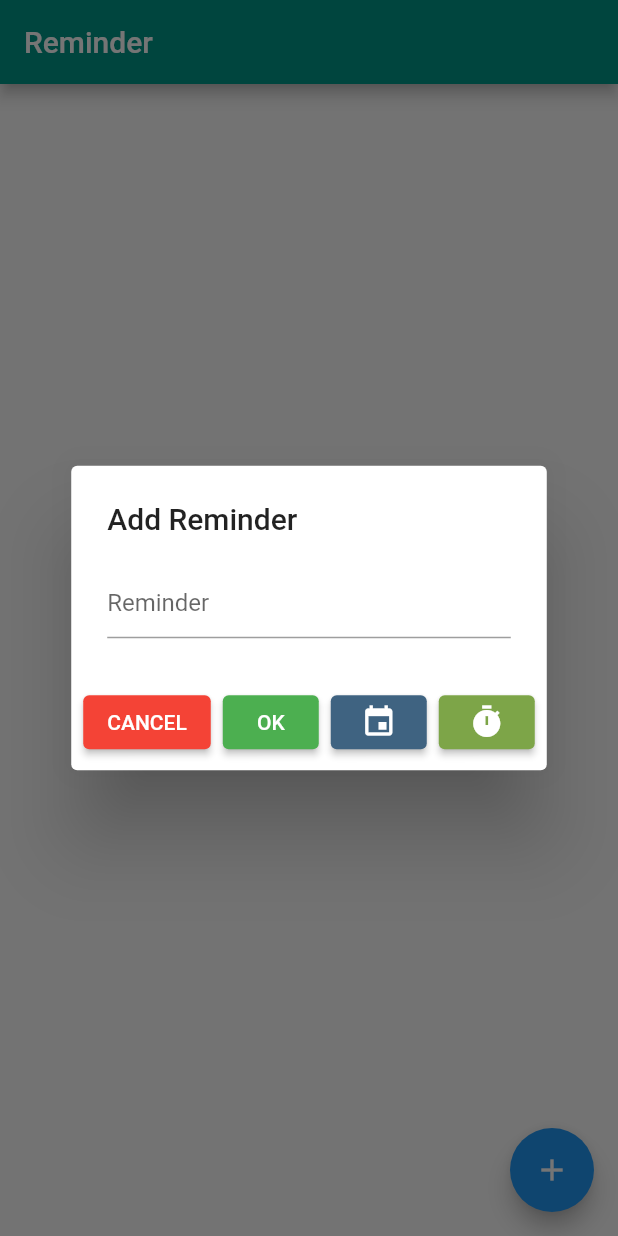
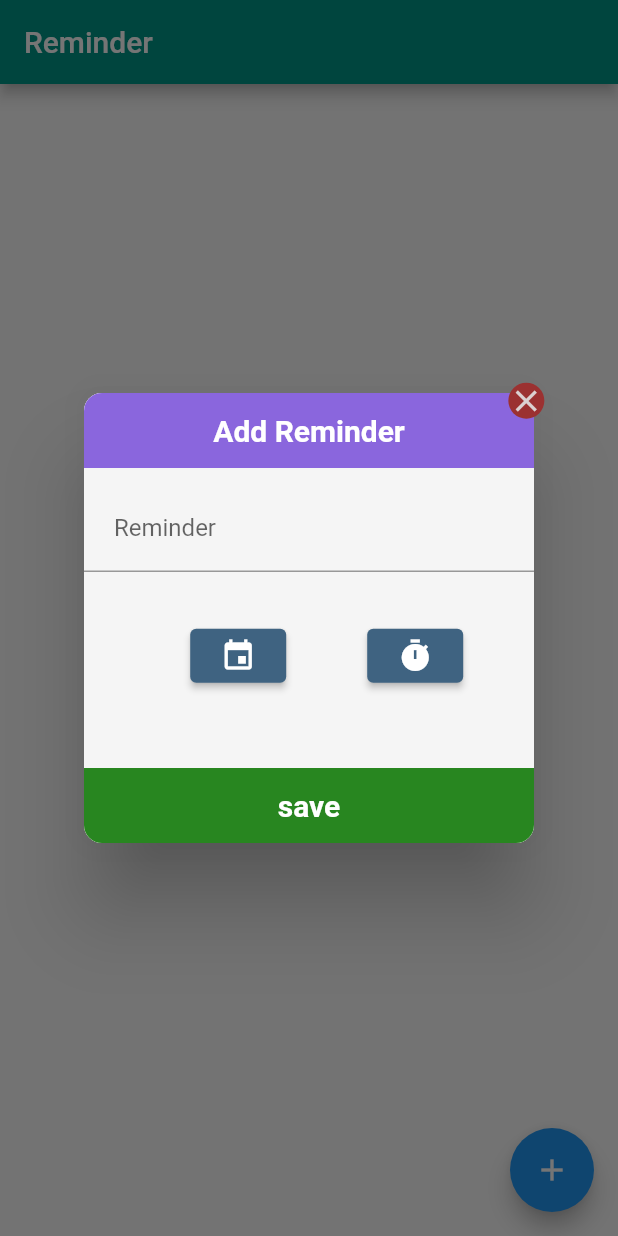
Before and after one commit to archana1304/ReminderApp, a Flutter app: the screen it shows after launch, after a tap on the "add" icon, on a phone screen of 412 x 824 dp. Run offline on Flutter 3.47's test engine with Material 2 defaults, Android fonts, the phone set to English and light mode, and no system bars; our stand-ins replace flutter_local_notifications, rxdart, sqflite, timezone; missing offline and left inert: dart:ffi; accounts and stored records are empty.

Commit message:
Working files with close button with UI

```diff
--- a/reminderapp/lib/main.dart
+++ b/reminderapp/lib/main.dart
@@ -89,29 +89,181 @@ class _MyHomePageState extends State<MyHomePage> {
   }
 
   Future<void> _displayTextInputDialog(BuildContext context) async {
+    Dialog fancyDialog = Dialog(
+      shape: RoundedRectangleBorder(
+        borderRadius: BorderRadius.circular(12.0),
+      ),
+      child: Container(
+        decoration: BoxDecoration(
+          borderRadius: BorderRadius.circular(20.0),
+        ),
+        height: 300.0,
+        width: 300.0,
+        child: Stack(
+          children: <Widget>[
+            Container(
+              width: double.infinity,
+              height: 300,
+              decoration: BoxDecoration(
+                color: Colors.grey[100],
+                borderRadius: BorderRadius.circular(12.0),
+              ),
+            ),
+            Container(
+              padding: EdgeInsets.fromLTRB(1.0, 2.0, 1.0, 2.0),
+              width: double.infinity,
+              height: 50,
+              alignment: Alignment.bottomCenter,
+              decoration: BoxDecoration(
+                color: Color.fromARGB(255, 138, 102, 221),
+                borderRadius: BorderRadius.only(
+                  topLeft: Radius.circular(12),
+                  topRight: Radius.circular(12),
+                ),
+              ),
+              child: Align(
+                alignment: Alignment.center,
+                child: Text(
+                  "Add Reminder",
+                  style: TextStyle(
+                      color: Colors.white,
+                      fontSize: 20,
+                      fontWeight: FontWeight.w600),
+                ),
+              ),
+            ),
+            Align(
+              alignment: Alignment(0.5, -0.5),
+              child: TextField(
+              controller: _textFieldController,
+              onSubmitted: (text) {},
+              decoration: const InputDecoration(hintText: "Reminder",contentPadding: EdgeInsets.all(20)),
+            ),
+            ),
+            Align(
+              alignment: Alignment(-0.4,0.2),
+              child: ElevatedButton(
+                child: const Icon(Icons.event),
+                style: ElevatedButton.styleFrom(
+                  onPrimary: Colors.white,
+                  primary: const Color.fromARGB(255, 63, 99, 129),
+                ),
+                onPressed: () {
+                  _selectDate(context);
+                },
+              ),
+            ),
+            Align(
+              alignment: Alignment(0.6,0.2),
+              child: ElevatedButton(
+                child: const Icon(Icons.timer),
+                style: ElevatedButton.styleFrom(
+                  onPrimary: Colors.white,
+                  primary: const Color.fromARGB(255, 63, 99, 129),
+                ),
+                onPressed: () {
+                  _selectTime(context);
+                },
+              ),
+            ),
+            Align(
+              alignment: Alignment.bottomCenter,
+              child: InkWell(
+                onTap: () {
+                  setState(() {
+                    _reminder.add(_textFieldController.text);
+                    Navigator.pop(context);
+
+                    var reminderInfo = ReminderInfo(
+                      title: _textFieldController.text,
+                      reminderDate: selectedDate,
+                      reminderTime: selectedTime,
+                    );
+                    _reminderHelper.insertReminder(reminderInfo).then((value) =>
+                        {_notificationClass.scheduleNotifications(value)});
+                    isDirty;
+                    _textFieldController.clear();
+                  });
+                },
+                child: Container(
+                  width: double.infinity,
+                  height: 50,
+                  decoration: BoxDecoration(
+                    color: Color.fromARGB(255, 40, 134, 32),
+                    borderRadius: BorderRadius.only(
+                      bottomLeft: Radius.circular(12),
+                      bottomRight: Radius.circular(12),
+                    ),
+                  ),
+                  child: Align(
+                    alignment: Alignment.center,
+                    child: Text(
+                      "save",
+                      style: TextStyle(
+                          color: Colors.white,
+                          fontSize: 20,
+                          fontWeight: FontWeight.w600),
+                    ),
+                  ),
+                ),
+              ),
+            ),
+            Align(
+              // These values are based on trial & error method
+              alignment: Alignment(1.05, -1.05),
+              child: InkWell(
+                onTap: () {
+                  Navigator.pop(context);
+                },
+                child: Container(
+                  decoration: BoxDecoration(
+                    color: Color.fromARGB(255, 155, 49, 49),
+                    borderRadius: BorderRadius.circular(12),
+                  ),
+                  child: Icon(
+                    Icons.close,
+                    color: Color.fromARGB(255, 219, 209, 209),
+                  ),
+
+                ),
+              ),
+            ),
+          ],
+        ),
+      ),
+    );
+    showDialog(
+        context: context, builder: (BuildContext context) => fancyDialog);
+  }
+  /*Future<void> _displayTextInputDialog(BuildContext context) async {
     return showDialog(
         context: context,
         builder: (context) {
           return AlertDialog(
             title: const Text('Add Reminder'),
+            // actions: <Widget>[
+            // ElevatedButton(
+            //   onPressed:()=> Navigator.pop(context,true) ,
+            //   child: Icon (Icons.close)),
+            // ]
             content: TextField(
               controller: _textFieldController,
               onSubmitted: (text) {},
               decoration: const InputDecoration(hintText: "Reminder"),
             ),
             actions: <Widget>[
-              ElevatedButton(
-                child: const Text('CANCEL'),
-                style: ElevatedButton.styleFrom(
-                  onPrimary: Colors.white,
-                  primary: Colors.red,
-                ),
-                onPressed: () {
-                  setState(() {
-                    Navigator.pop(context);
-                  });
-                },
-              ),
+              // ElevatedButton(
+              //   child: const Text('CANCEL'),
+              //   style: ElevatedButton.styleFrom(
+              //     onPrimary: Colors.white,
+              //     primary: Colors.red,
+              //   ),
+              //   onPressed: () {
+              //     setState(() {
+              //       Navigator.pop(context);
+              //     });
+              //   },
+              // ),
               ElevatedButton(
                 child: const Text('OK'),
                 style: ElevatedButton.styleFrom(
@@ -154,10 +306,11 @@ class _MyHomePageState extends State<MyHomePage> {
                   _selectTime(context);
                 },
               ),
+
             ],
           );
         });
-  }
+  }*/
 
   Future<void> _selectDate(BuildContext context) async {
     final DateTime? picked = await showDatePicker(
@@ -258,24 +411,24 @@ class _MyHomePageState extends State<MyHomePage> {
     );
   }
 
-  void selectedItem(BuildContext context, int index) {
-    switch (index) {
-      case 0:
-        Navigator.of(context).push(MaterialPageRoute(
-          builder: (context) => const WorkReminder(),
-        ));
-        break;
-    }
-  }
+  // void selectedItem(BuildContext context, int index) {
+  //   switch (index) {
+  //     case 0:
+  //       Navigator.of(context).push(MaterialPageRoute(
+  //         builder: (context) => const WorkReminder(),
+  //       ));
+  //       break;
+  //   }
+  // }
 }
 
-class WorkReminder extends StatelessWidget {
-  const WorkReminder({Key? key}) : super(key: key);
+// class WorkReminder extends StatelessWidget {
+//   const WorkReminder({Key? key}) : super(key: key);
 
-  @override
-  Widget build(BuildContext context) => Scaffold(
-        appBar: AppBar(
-          title: const Text('Work Task'),
-        ),
-      );
-}
+//   @override
+//   Widget build(BuildContext context) => Scaffold(
+//         appBar: AppBar(
+//           title: const Text('Work Task'),
+//         ),
+//       );
+// }
```
Also changed, not shown: 1 other file.
